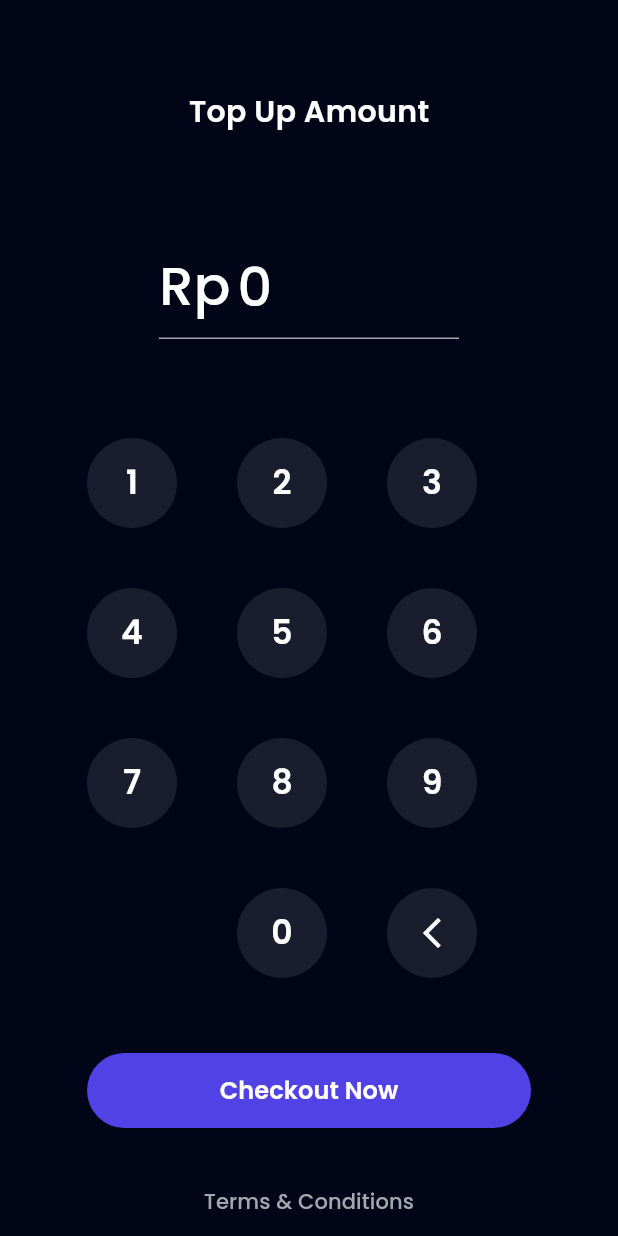
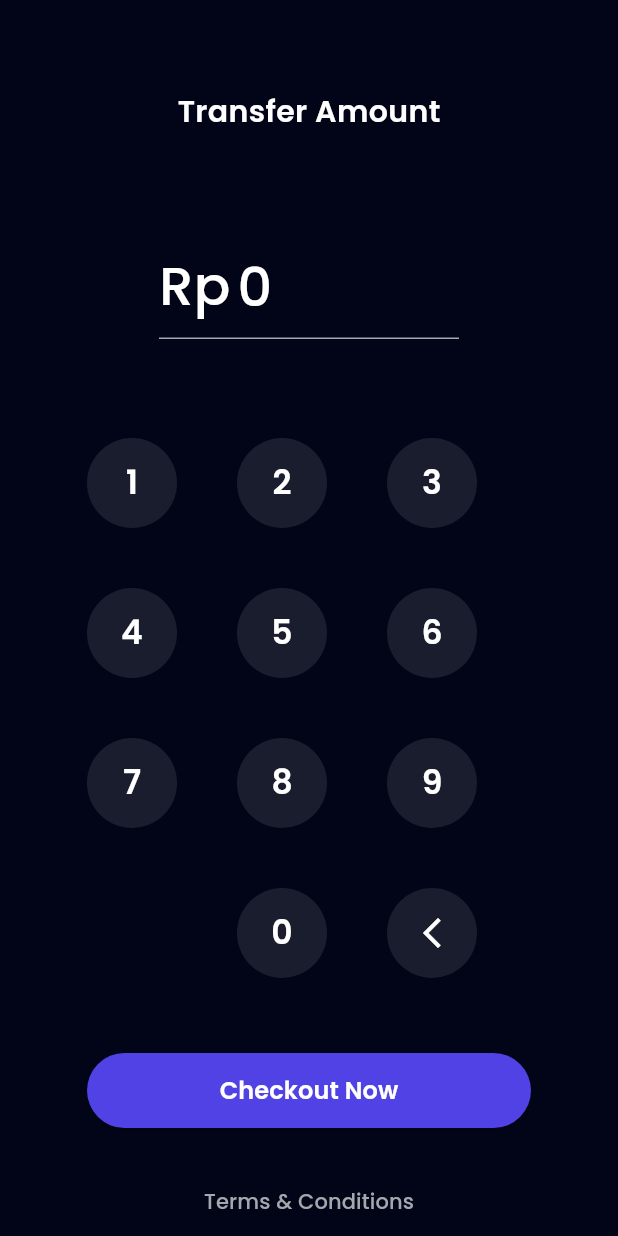
Before and after one commit to ariqfrhan/bwa_bank_frhan, a Flutter app: the TransferPage screen opened by its route, after a tap on "Continue", on a phone screen of 412 x 824 dp. Run offline on Flutter 3.47's test engine with Material 3 defaults, Android fonts, the light colour scheme and no system bars; our stand-ins replace bloc, carousel_slider, equatable, flutter_bloc, flutter_secure_storage, get and 3 more; accounts and stored records are empty; network calls fail.

Commit message:
`bind to api` : transfer page to other user

```diff
--- /dev/null
+++ b/lib/blocs/transfer/transfer_bloc.dart
@@ -0,0 +1,26 @@
+import 'package:bloc/bloc.dart';
+import 'package:bwa_bank_frhan/blocs/bloc/auth_bloc.dart';
+import 'package:bwa_bank_frhan/models/transfer_form_model.dart';
+import 'package:bwa_bank_frhan/services/transaction_services.dart';
+import 'package:equatable/equatable.dart';
+
+part 'transfer_event.dart';
+part 'transfer_state.dart';
+
+class TransferBloc extends Bloc<TransferEvent, TransferState> {
+  TransferBloc() : super(TransferInitial()) {
+    on<TransferEvent>((event, emit) async{
+      if (event is TransferPost) {
+        try {
+          emit(TransferLoading());
+
+          await TransactionServices().transfer(event.data);
+
+          emit(TransferSuccess());
+        } catch (e) {
+          emit(TransferFailed(e.toString()));
+        }
+      }
+    });
+  }
+}
--- /dev/null
+++ b/lib/blocs/transfer/transfer_event.dart
@@ -0,0 +1,19 @@
+part of 'transfer_bloc.dart';
+
+sealed class TransferEvent extends Equatable {
+  const TransferEvent();
+
+  @override
+  List<Object> get props => [];
+}
+
+class TransferPost extends TransferEvent{
+  final TransferFormModel data;
+
+  const TransferPost(this.data);
+
+  @override
+  // TODO: implement props
+  List<Object> get props => [data];
+
+}
--- /dev/null
+++ b/lib/blocs/transfer/transfer_state.dart
@@ -0,0 +1,25 @@
+part of 'transfer_bloc.dart';
+
+sealed class TransferState extends Equatable {
+  const TransferState();
+
+  @override
+  List<Object> get props => [];
+}
+
+final class TransferInitial extends TransferState {}
+
+final class TransferLoading extends TransferState {}
+
+final class TransferFailed extends TransferState {
+  final String e;
+
+  const TransferFailed(this.e);
+
+  @override
+  List<Object> get props => [e];
+}
+
+final class TransferSuccess extends TransferState {
+
+}
--- /dev/null
+++ b/lib/blocs/user/user_bloc.dart
@@ -0,0 +1,37 @@
+import 'package:bloc/bloc.dart';
+import 'package:bwa_bank_frhan/models/user_model.dart';
+import 'package:bwa_bank_frhan/services/user_services.dart';
+import 'package:equatable/equatable.dart';
+
+part 'user_event.dart';
+part 'user_state.dart';
+
+class UserBloc extends Bloc<UserEvent, UserState> {
+  UserBloc() : super(UserInitial()) {
+    on<UserEvent>((event, emit) async{
+
+      if (event is UserGetByUsername) {
+        try {
+          emit(UserLoading());
+
+          final users = await UserServices().getUsersByUsername(event.username);
+
+          emit(UserSuccess(users));
+        } catch (e) {
+          emit(UserFailed(e.toString()));
+        }
+      }
+      if (event is UserGetRecents) {
+        try {
+          emit(UserLoading());
+
+          final users = await UserServices().getRecentUsers();
+
+          emit(UserSuccess(users));
+        } catch (e) {
+          emit(UserFailed(e.toString()));
+        }
+      }
+    });
+  }
+}
--- /dev/null
+++ b/lib/blocs/user/user_event.dart
@@ -0,0 +1,19 @@
+part of 'user_bloc.dart';
+
+sealed class UserEvent extends Equatable {
+  const UserEvent();
+
+  @override
+  List<Object> get props => [];
+}
+
+class UserGetByUsername extends UserEvent{
+  final String username;
+
+  const UserGetByUsername(this.username);
+
+  @override
+  List<Object> get props => [username];
+}
+
+class UserGetRecents extends UserEvent{}
--- /dev/null
+++ b/lib/blocs/user/user_state.dart
@@ -0,0 +1,30 @@
+part of 'user_bloc.dart';
+
+sealed class UserState extends Equatable {
+  const UserState();
+
+  @override
+  List<Object> get props => [];
+}
+
+final class UserInitial extends UserState {}
+
+final class UserLoading extends UserState {}
+
+final class UserFailed extends UserState {
+  final String e;
+
+  const UserFailed(this.e);
+
+  @override
+  List<Object> get props => [e];
+}
+
+final class UserSuccess extends UserState {
+  final List<UserModel> users;
+
+  const UserSuccess(this.users);
+
+  @override
+  List<Object> get props => [users];
+}
--- /dev/null
+++ b/lib/models/transfer_form_model.dart
@@ -0,0 +1,23 @@
+class TransferFormModel {
+  final String? amount;
+  final String? pin;
+  final String? sendTo;
+
+  TransferFormModel({this.amount, this.pin, this.sendTo});
+
+  TransferFormModel copyWith({
+    String? amount,
+    String? pin,
+    String? sendTo
+    })
+    =>TransferFormModel(
+          amount: amount ?? this.amount,
+          pin: pin ?? this.pin,
+          sendTo: sendTo ?? this.sendTo);
+
+  Map<String, dynamic> toJson()=>{
+    'amount' : amount,
+    'pin' : pin,
+    'send_to' : sendTo
+  };
+}
--- a/lib/services/user_services.dart
+++ b/lib/services/user_services.dart
@@ -1,6 +1,7 @@
 import 'dart:convert';
 
 import 'package:bwa_bank_frhan/models/user_edit_form_model.dart';
+import 'package:bwa_bank_frhan/models/user_model.dart';
 import 'package:bwa_bank_frhan/services/auth_services.dart';
 import 'package:bwa_bank_frhan/shared/values.dart';
 import 'package:http/http.dart' as http;
@@ -10,18 +11,54 @@ class UserServices {
     try {
       final token = await AuthServices().getToken();
 
-      final res = await http.put(
-          Uri.parse('$baseUrl/users'),
-          body: data.toJson(),
-          headers: {
-            'Authorization': token
-            }
-          );
+      final res = await http.put(Uri.parse('$baseUrl/users'),
+          body: data.toJson(), headers: {'Authorization': token});
 
       if (res.statusCode != 200) {
         throw jsonDecode(res.body)['message'];
       }
+    } catch (e) {
+      rethrow;
+    }
+  }
 
+  Future<List<UserModel>> getRecentUsers() async {
+    try {
+      final token = await AuthServices().getToken();
+
+      final res = await http.get(Uri.parse('$baseUrl/transfer_histories'),
+      headers: {
+        'Authorization' : token
+      });
+
+      if (res.statusCode == 200) {
+        return List<UserModel>.from(jsonDecode(res.body)['data']
+            .map((user) => UserModel.fromJson(user))
+            .toList());
+      }else{
+        throw jsonDecode(res.body)['message'];
+      }
+    } catch (e) {
+      rethrow;
+    }
+  }
+
+  Future<List<UserModel>> getUsersByUsername(String username) async {
+    try {
+      final token = await AuthServices().getToken();
+
+      final res = await http.get(Uri.parse('$baseUrl/users/$username'),
+      headers: {
+        'Authorization' : token
+      });
+
+      if (res.statusCode == 200) {
+        return List<UserModel>.from(jsonDecode(res.body)
+            .map((user) => UserModel.fromJson(user))
+            .toList());
+      }else{
+        throw jsonDecode(res.body)['message'];
+      }
     } catch (e) {
       rethrow;
     }
--- a/lib/views/pages/topup_amount_page.dart
+++ b/lib/views/pages/topup_amount_page.dart
@@ -86,6 +86,7 @@ class _TopupAmountPageState extends State<TopupAmountPage> {
             if (state is TopupSuccess) {
               await launchUrlString(state.redirectUrl);
 
+              // ignore: use_build_context_synchronously
               context.read<AuthBloc>().add(AuthUpdateBalance(
                   int.parse(amountController.text.replaceAll('.', ''))));
 
--- a/lib/views/pages/transfer_amount_page.dart
+++ b/lib/views/pages/transfer_amount_page.dart
@@ -1,9 +1,15 @@
+import 'package:bwa_bank_frhan/blocs/bloc/auth_bloc.dart';
+import 'package:bwa_bank_frhan/blocs/transfer/transfer_bloc.dart';
+import 'package:bwa_bank_frhan/models/transfer_form_model.dart';
 import 'package:bwa_bank_frhan/routes.dart';
 import 'package:bwa_bank_frhan/shared/theme.dart';
+import 'package:bwa_bank_frhan/shared/utils.dart';
 import 'package:bwa_bank_frhan/views/widgets/buttons.dart';
 import 'package:flutter/material.dart';
+import 'package:flutter_bloc/flutter_bloc.dart';
 import 'package:get/get.dart';
 import 'package:intl/intl.dart';
+import 'package:url_launcher/url_launcher_string.dart';
 
 class TransferAmountPage extends StatefulWidget {
   const TransferAmountPage({super.key});
@@ -13,11 +19,15 @@ class TransferAmountPage extends StatefulWidget {
 }
 
 class _TransferAmountPageState extends State<TransferAmountPage> {
+  late TransferFormModel data;
+
   final TextEditingController amountController =
       TextEditingController(text: '0');
 
   @override
   void initState() {
+    data = Get.arguments as TransferFormModel;
+
     super.initState();
     amountController.addListener(() {
       final text = amountController.text;
@@ -64,7 +74,22 @@ class _TransferAmountPageState extends State<TransferAmountPage> {
   Widget build(BuildContext context) {
     return Scaffold(
       backgroundColor: darkBg,
-      body: ListView(
+      body: BlocProvider(
+        create: (context) => TransferBloc(),
+        child: BlocConsumer<TransferBloc, TransferState>(
+          listener: (context, state) {
+            if (state is TransferFailed) {
+              Utils.getSnackBar(state.e);
+            }
+
+            if (state is TransferSuccess) {
+              context.read<AuthBloc>().add(AuthUpdateBalance(
+                  int.parse(amountController.text.replaceAll('.', ''))*-1));
+              Get.offNamed(Routes.transferSuccess);
+            }
+          },
+          builder: (context, state) {
+            return ListView(
               padding: const EdgeInsets.symmetric(horizontal: 58),
               children: [
                 const SizedBox(
@@ -72,8 +97,9 @@ class _TransferAmountPageState extends State<TransferAmountPage> {
                 ),
                 Center(
                   child: Text(
-              'Top Up Amount',
-              style: whiteText.copyWith(fontSize: 20, fontWeight: semibold),
+                    'Transfer Amount',
+                    style:
+                        whiteText.copyWith(fontSize: 20, fontWeight: semibold),
                   ),
                 ),
                 const SizedBox(
@@ -86,11 +112,13 @@ class _TransferAmountPageState extends State<TransferAmountPage> {
                       controller: amountController,
                       cursorColor: greyColor,
                       enabled: false,
-                style: whiteText.copyWith(fontSize: 36, fontWeight: medium),
+                      style:
+                          whiteText.copyWith(fontSize: 36, fontWeight: medium),
                       decoration: InputDecoration(
                         prefixIcon: Text(
                           'Rp',
-                    style: whiteText.copyWith(fontSize: 36, fontWeight: medium),
+                          style: whiteText.copyWith(
+                              fontSize: 36, fontWeight: medium),
                         ),
                         disabledBorder: UnderlineInputBorder(
                             borderSide: BorderSide(color: greyColor)),
@@ -178,8 +206,8 @@ class _TransferAmountPageState extends State<TransferAmountPage> {
                       child: Container(
                         width: 60,
                         height: 60,
-                  decoration:
-                      BoxDecoration(shape: BoxShape.circle, color: numberColor),
+                        decoration: BoxDecoration(
+                            shape: BoxShape.circle, color: numberColor),
                         child: Center(
                           child: Icon(
                             Icons.arrow_back_ios_new,
@@ -193,12 +221,25 @@ class _TransferAmountPageState extends State<TransferAmountPage> {
                 const SizedBox(
                   height: 50,
                 ),
-          CustomFilledButton(
+                state is TransferLoading
+                    ? const Center(child: CircularProgressIndicator())
+                    : CustomFilledButton(
                         title: 'Checkout Now',
                         onPressed: () async {
-              var data = await Get.toNamed(Routes.pin);
-              if (data) {
-                Get.offNamed(Routes.transferSuccess);
+                          if (await Get.toNamed(Routes.pin)) {
+                            // ignore: use_build_context_synchronously
+                            final authState = context.read<AuthBloc>().state;
+                            String pin = '';
+                            if (authState is AuthSuccessLogin) {
+                              pin = authState.user.pin!;
+                            }
+
+                            // ignore: use_build_context_synchronously
+                            context.read<TransferBloc>().add(TransferPost(
+                                data.copyWith(
+                                    pin: pin,
+                                    amount: amountController.text
+                                        .replaceAll('.', ''))));
                           }
                         },
                       ),
@@ -212,6 +253,9 @@ class _TransferAmountPageState extends State<TransferAmountPage> {
                       style: greyText,
                     ))
               ],
+            );
+          },
+        ),
       ),
     );
   }
--- a/lib/views/pages/transfer_page.dart
+++ b/lib/views/pages/transfer_page.dart
@@ -1,3 +1,6 @@
+import 'package:bwa_bank_frhan/blocs/user/user_bloc.dart';
+import 'package:bwa_bank_frhan/models/transfer_form_model.dart';
+import 'package:bwa_bank_frhan/models/user_model.dart';
 import 'package:bwa_bank_frhan/routes.dart';
 import 'package:bwa_bank_frhan/shared/theme.dart';
 import 'package:bwa_bank_frhan/views/widgets/buttons.dart';
@@ -5,10 +8,29 @@ import 'package:bwa_bank_frhan/views/widgets/forms.dart';
 import 'package:bwa_bank_frhan/views/widgets/transfer_recentuser_item.dart';
 import 'package:bwa_bank_frhan/views/widgets/transfer_result_item.dart';
 import 'package:flutter/material.dart';
+import 'package:flutter_bloc/flutter_bloc.dart';
 import 'package:get/get.dart';
+import 'package:zoom_tap_animation/zoom_tap_animation.dart';
 
-class TransferPage extends StatelessWidget {
+class TransferPage extends StatefulWidget {
   const TransferPage({super.key});
+
+  @override
+  State<TransferPage> createState() => _TransferPageState();
+}
+
+class _TransferPageState extends State<TransferPage> {
+  final usernameController = TextEditingController(text: '');
+  UserModel? selectedUser;
+
+  late UserBloc userBloc;
+
+  @override
+  void initState() {
+    super.initState();
+
+    userBloc = context.read<UserBloc>()..add(UserGetRecents());
+  }
 
   @override
   Widget build(BuildContext context) {
@@ -33,27 +55,41 @@ class TransferPage extends StatelessWidget {
           const SizedBox(
             height: 14,
           ),
-          const CustomFormField(
+          CustomFormField(
+            controller: usernameController,
+            onFieldSubmitted: (value) {
+              if (value.isNotEmpty) {
+                userBloc.add(UserGetByUsername(value));
+              } else {
+                selectedUser == null;
+                userBloc.add(UserGetRecents());
+              }
+
+              setState(() {});
+            },
             title: "",
             hint: 'By Username',
             isShowTitle: false,
           ),
           // recentUsers(),
-          resultUsers(),
-          const SizedBox(
-            height: 274,
-          ),
-          CustomFilledButton(
-            title: 'Continue',
-            onPressed: () {
-              Get.toNamed(Routes.transferAmount);
-            },
-          ),
+          usernameController.text.isEmpty ? recentUsers() : resultUsers(),
           const SizedBox(
             height: 50,
           )
         ],
       ),
+      floatingActionButton: Container(
+        margin: const EdgeInsets.all(24),
+        child: CustomFilledButton(
+          title: 'Continue',
+          onPressed: () {
+            Get.toNamed(Routes.transferAmount, arguments: TransferFormModel(
+              sendTo: selectedUser!.username
+            ));
+          },
+        ),
+      ),
+      floatingActionButtonLocation: FloatingActionButtonLocation.centerFloat,
     );
   }
 
@@ -70,32 +106,29 @@ class TransferPage extends StatelessWidget {
           const SizedBox(
             height: 14,
           ),
-          const TransferRecentUserItem(
-            imgUrl: 'assets/photo_2.png',
-            name: 'Kak Gema',
-            username: 'tapitunggudulu',
-            isSelected: true,
-            isVerified: true,
-          ),
-          const TransferRecentUserItem(
-            imgUrl: 'assets/photo.png',
-            name: 'Kak Seto',
-            username: 'setos',
-            isVerified: false,
-          ),
-          const TransferRecentUserItem(
-            imgUrl: 'assets/photo_2.png',
-            name: 'Kak Gema',
-            username: 'tapitunggudulu',
-            isVerified: false,
-          ),
-          const TransferRecentUserItem(
-            imgUrl: 'assets/photo_2.png',
-            name: 'Kak Gema',
-            username: 'tapitunggudulu',
-            isSelected: true,
-            isVerified: false,
-          ),
+          BlocBuilder<UserBloc, UserState>(
+            builder: (context, state) {
+              return state is UserSuccess
+                  ? Column(
+                      children: state.users.map((user) {
+                        return ZoomTapAnimation(
+                            onTap: () {
+                              setState(() {
+                                selectedUser = user;
+                              });
+                              Get.toNamed(Routes.transferAmount, arguments: TransferFormModel(
+                                sendTo: user.username
+                              ));
+                            },
+                            child: TransferRecentUserItem(
+                              user: user,
+                              isSelected: user.id == selectedUser?.id,
+                            ));
+                      }).toList(),
+                    )
+                  : const Center(child: CircularProgressIndicator());
+            },
+          )
         ],
       ),
     );
@@ -114,25 +147,36 @@ class TransferPage extends StatelessWidget {
           const SizedBox(
             height: 14,
           ),
-          const Wrap(
-            spacing: 17,
-            runSpacing: 17,
-            children: [
-              TransferResultItem(
-                imgUrl: 'assets/photo_2.png',
-                name: 'Kak Gema',
-                username: 'tapitunggudulu',
-                isSelected: true,
-                isVerified: true,
-              ),
-              TransferResultItem(
-                imgUrl: 'assets/photo_2.png',
-                name: 'Kak Gema',
-                username: 'tapitunggudulu',
-                isSelected: false,
-                isVerified: false,
-              ),
-            ],
+          Container(
+            width: double.infinity,
+            alignment: Alignment.center,
+            child: BlocBuilder<UserBloc, UserState>(
+              builder: (context, state) {
+                return state is UserSuccess
+                    ? Wrap(
+                        spacing: 17,
+                        runSpacing: 17,
+                        children: state.users.map((user) {
+                          return ZoomTapAnimation(
+                              onTap: () {
+                                setState(() {
+                                  selectedUser = user;
+                                });
+                                Get.toNamed(Routes.transferAmount, arguments: TransferFormModel(
+                                sendTo: user.username
+                              ));
+                              },
+                              child: TransferResultItem(
+                                user: user,
+                                isSelected: user.id == selectedUser?.id,
+                              ));
+                        }).toList(),
+                      )
+                    : const Center(
+                        child: CircularProgressIndicator(),
+                      );
+              },
+            ),
           ),
         ],
       ),
--- a/lib/views/widgets/forms.dart
+++ b/lib/views/widgets/forms.dart
@@ -8,6 +8,7 @@ class CustomFormField extends StatelessWidget {
   final TextInputType? keyboardType;
   final TextEditingController? controller;
   final String? hint;
+  final Function(String)? onFieldSubmitted;
 
   const CustomFormField(
       {super.key,
@@ -16,7 +17,8 @@ class CustomFormField extends StatelessWidget {
       this.isShowTitle = true,
       this.keyboardType,
       this.controller,
-      this.hint});
+      this.hint,
+      this.onFieldSubmitted});
 
   @override
   Widget build(BuildContext context) {
@@ -38,6 +40,7 @@ class CustomFormField extends StatelessWidget {
           controller: controller,
           obscureText: obscureText,
           keyboardType: keyboardType,
+          onSubmitted: onFieldSubmitted,
           decoration: InputDecoration(
               hintText: hint,
               hintStyle: greyText,
```
Also changed, not shown: lib/main.dart (+4 -4 lines), lib/services/transaction_services.dart (+16 -0 lines), lib/views/widgets/transfer_recentuser_item.dart (+17 -10 lines), lib/views/widgets/transfer_result_item.dart (+30 -21 lines). Lines whose indentation alone changed are shown as unchanged.
